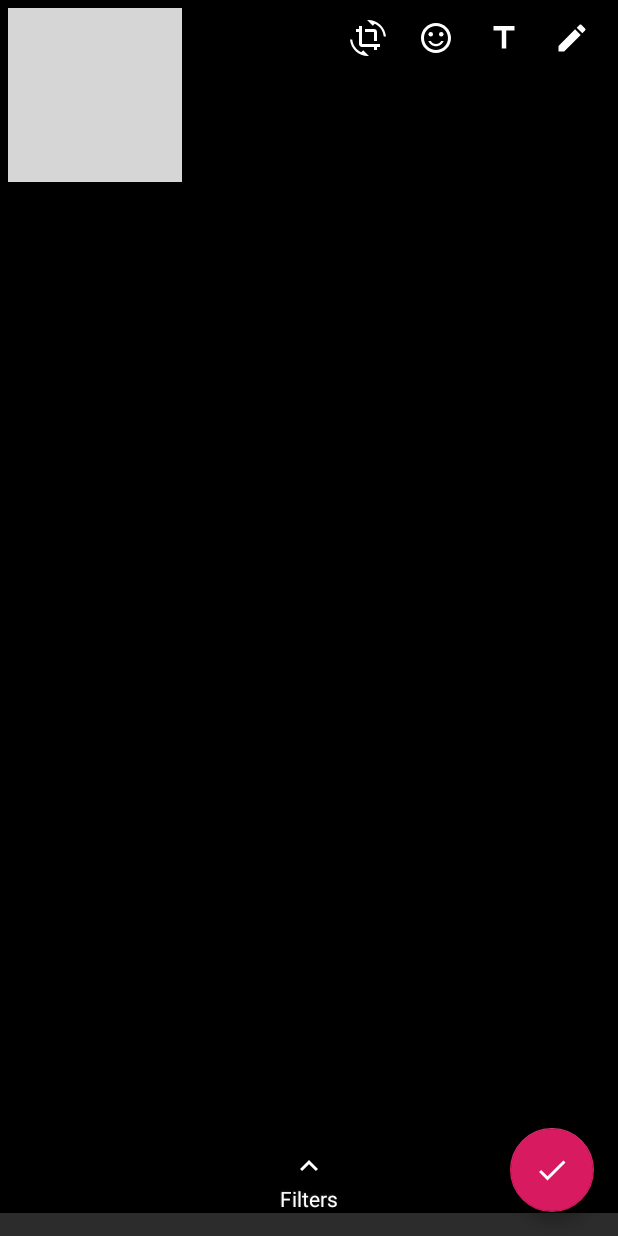
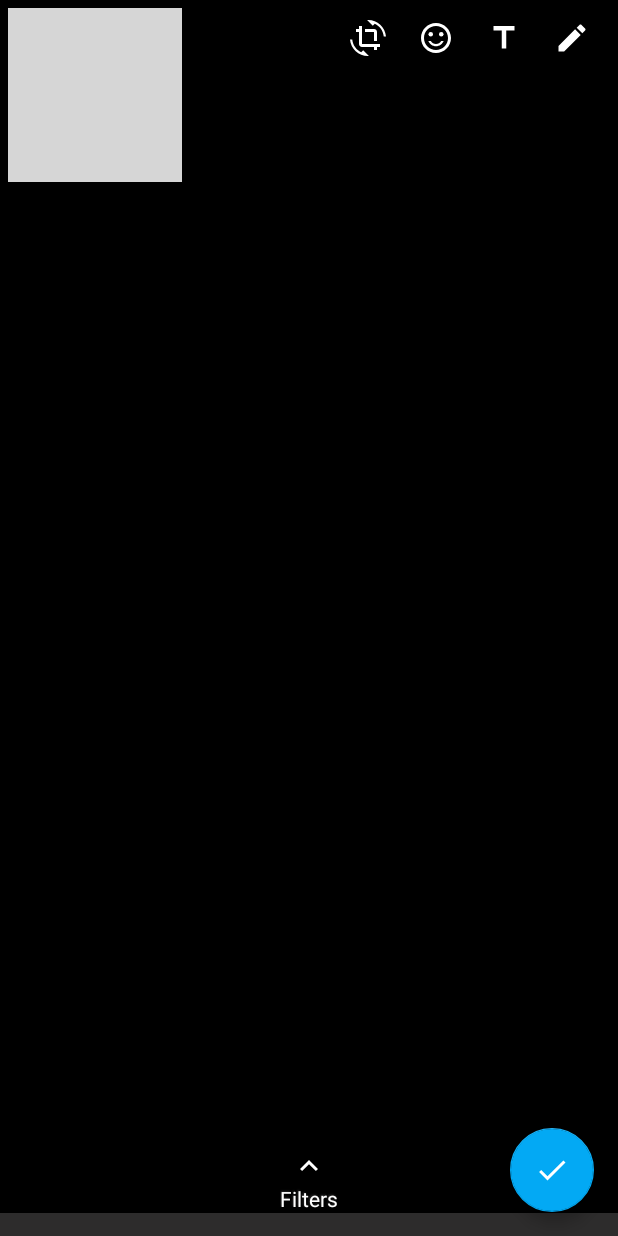
Before and after one commit to akshay2211/PixEditor, an Android app: the fragment PhotoEditorFragment placed in its activity, on a phone screen of 412 x 824 dp. Run offline under Robolectric (Android 15) with nearby library versions, the phone set to English and light mode, and no system bars; pictures from the network do not load; grey boxes are pictures that could not be loaded.

Commit message:
moinor bugs stashed

```diff
--- a/app/src/main/java/com/fxn/pixeditorsample/MainActivity2.java
+++ b/app/src/main/java/com/fxn/pixeditorsample/MainActivityJava.java
@@ -19,7 +19,7 @@ import com.google.android.material.floatingactionbutton.FloatingActionButton;
 
 import java.util.ArrayList;
 
-public class MainActivity2 extends AppCompatActivity {
+public class MainActivityJava extends AppCompatActivity {
     EditOptions editoptions;
     private int RequestCode = 102;
 
@@ -45,7 +45,7 @@ public class MainActivity2 extends AppCompatActivity {
         fab.setOnClickListener(new View.OnClickListener() {
             @Override
             public void onClick(View view) {
-                Pix.start(MainActivity2.this, Options.init()
+                Pix.start(MainActivityJava.this, Options.init()
                         .setRequestCode(RequestCode)
                         .setCount(5));
             }
@@ -62,7 +62,7 @@ public class MainActivity2 extends AppCompatActivity {
                 Log.e("data init", "->  " + s);
             }
             editoptions.setSelectedlist(returnValue);
-            PixEditor.start(MainActivity2.this, editoptions);
+            PixEditor.start(MainActivityJava.this, editoptions);
         }
 
         if (resultCode == Activity.RESULT_OK && requestCode1 == 124) {
--- a/app/src/main/res/values/colors.xml
+++ b/app/src/main/res/values/colors.xml
@@ -1,8 +1,8 @@
 <?xml version="1.0" encoding="utf-8"?>
 <resources>
-    <color name="colorPrimary">#008577</color>
-    <color name="colorPrimaryDark">#00574B</color>
-    <color name="colorAccent">#D81B60</color>
+    <color name="colorPrimary">#03A9F4</color>
+    <color name="colorPrimaryDark">#03A9F4</color>
+    <color name="colorAccent">#03A9F4</color>
 
     <array name="default_colors">
         <item>#ff0000</item>
@@ -14,5 +14,5 @@
     <color name="white">#ffffff</color>
     <color name="transparent_black">#a34b4949</color>
     <color name="blackish">#2d2c2c</color>
-    <color name="checkbox_color">#ff0000</color>
+    <color name="checkbox_color">#03A9F4</color>
 </resources>
```
Also changed, not shown: pixeditor/src/main/java/com/fxn/pixeditor/PixEditor.kt (+5 -3 lines).
